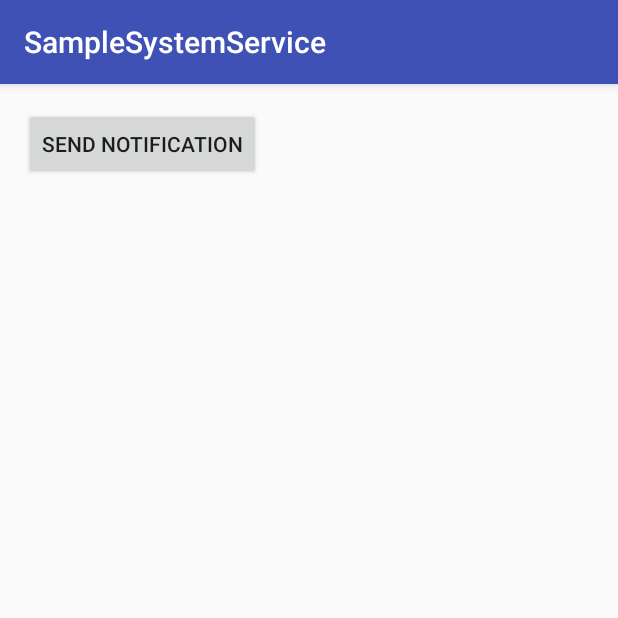
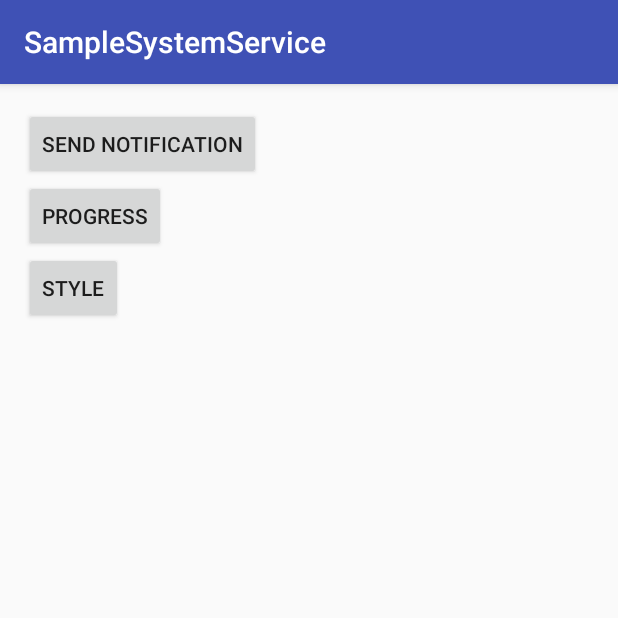
Before and after one commit to dongja94/SampleSystemService_DD2, an Android app: the screen it shows after launch (MainActivity), after a tap on "SEND NOTIFICATION", on a phone screen of 412 x 824 dp, the top half of it. Run offline under Robolectric (Android 15) with nearby library versions, the phone set to English and light mode, and no system bars.

Commit message:
progress, style, action

```diff
--- a/app/src/main/java/com/begentgroup/samplesystemservice/MainActivity.java
+++ b/app/src/main/java/com/begentgroup/samplesystemservice/MainActivity.java
@@ -45,7 +45,72 @@ public class MainActivity extends AppCompatActivity {
                 sendNotification();
             }
         });
+
+        btn = (Button)findViewById(R.id.btn_progress);
+        btn.setOnClickListener(new View.OnClickListener() {
+            @Override
+            public void onClick(View view) {
+                progress = 0;
+                mHandler.post(progressRunnable);
+            }
+        });
+
+        btn = (Button)findViewById(R.id.btn_style);
+        btn.setOnClickListener(new View.OnClickListener() {
+            @Override
+            public void onClick(View view) {
+                sendStyle();
+            }
+        });
     }
+
+    private void sendStyle() {
+        NotificationCompat.Builder builder = new NotificationCompat.Builder(this);
+        builder.setSmallIcon(android.R.drawable.ic_dialog_email);
+        builder.setTicker("download");
+        NotificationCompat.BigTextStyle style = new NotificationCompat.BigTextStyle();
+        style.bigText("An intent to launch instead of posting the notification to the status bar. Only for use with extremely high-priority notifications demanding the user's immediate attention, such as an incoming phone call or alarm clock that the user has explicitly set to a particular time. If this facility is used for something else, please give the user an option to turn it off and use a normal notification, as this can be extremely disruptive.\n" +
+                "\n" +
+                "The system UI may choose to display a heads-up notification, instead of launching this intent, while the user is using the device.");
+        builder.setContentTitle("big text");
+        builder.setStyle(style);
+
+        Intent preIntent = new Intent(this, CancelService.class);
+        PendingIntent pi = PendingIntent.getService(this, 0, preIntent, PendingIntent.FLAG_UPDATE_CURRENT);
+        builder.addAction(android.R.drawable.ic_dialog_alert, "PREV", pi);
+
+        mNM.notify(id, builder.build());
+    }
+
+    private void sendProgress(int progress) {
+        NotificationCompat.Builder builder = new NotificationCompat.Builder(this);
+        builder.setSmallIcon(android.R.drawable.ic_dialog_email);
+        builder.setTicker("download");
+        builder.setContentTitle("file download : " + progress);
+        builder.setProgress(100, progress, false);
+
+        builder.setDefaults(NotificationCompat.DEFAULT_ALL);
+        builder.setOngoing(true);
+        builder.setOnlyAlertOnce(true);
+
+        mNM.notify(PROGRESS_ID, builder.build());
+    }
+
+    private static final int PROGRESS_ID = 100;
+
+    int progress = 0;
+    Runnable progressRunnable = new Runnable() {
+        @Override
+        public void run() {
+            if (progress <= 100) {
+                sendProgress(progress);
+                progress += 10;
+                mHandler.postDelayed(this, 500);
+            } else {
+                mNM.cancel(PROGRESS_ID);
+            }
+        }
+    };
 
     private int id = 0;
     int messageCount = 0;
@@ -57,24 +122,32 @@ public class MainActivity extends AppCompatActivity {
         builder.setContentText("notification test..." + messageCount);
         builder.setWhen(System.currentTimeMillis());
 
+        Intent[] intents = new Intent[2];
+        intents[0] = new Intent(this, MainActivity.class);
+        intents[0].addFlags(Intent.FLAG_ACTIVITY_CLEAR_TASK | Intent.FLAG_ACTIVITY_NEW_TASK);
         Intent intent = new Intent(this, NotifyActivity.class);
         intent.setData(Uri.parse("myscheme://" + getPackageName() + "/" + id));
         intent.putExtra("count", messageCount);
         intent.putExtra("id", id);
-        PendingIntent pi = PendingIntent.getActivity(this, 0, intent,
+        intents[1] = intent;
+        PendingIntent pi = PendingIntent.getActivities(this, 0, intents,
                 PendingIntent.FLAG_UPDATE_CURRENT);
         builder.setContentIntent(pi);
         builder.setDefaults(NotificationCompat.DEFAULT_ALL);
         builder.setAutoCancel(true);
 
         Intent cancelIntent= new Intent(this, CancelService.class);
+        cancelIntent.putExtra("count", messageCount);
         PendingIntent cancelpi = PendingIntent.getService(this, 0, cancelIntent, PendingIntent.FLAG_UPDATE_CURRENT);
         builder.setDeleteIntent(cancelpi);
+
+        Intent fullIntent= new Intent(this, NotifyActivity.class);
+        PendingIntent fpi = PendingIntent.getActivity(this, 0, fullIntent, PendingIntent.FLAG_UPDATE_CURRENT);
+        builder.setFullScreenIntent(fpi, true);
 
         Notification notification = builder.build();
 
         mNM.notify(id, notification);
-        id++;
         messageCount++;
     }
 
--- a/app/src/main/res/layout/activity_main.xml
+++ b/app/src/main/res/layout/activity_main.xml
@@ -18,4 +18,24 @@
         android:layout_alignParentTop="true"
         android:layout_alignParentLeft="true"
         android:layout_alignParentStart="true" />
+
+    <Button
+        style="?android:attr/buttonStyleSmall"
+        android:layout_width="wrap_content"
+        android:layout_height="wrap_content"
+        android:text="progress"
+        android:id="@+id/btn_progress"
+        android:layout_below="@+id/btn_send"
+        android:layout_alignParentLeft="true"
+        android:layout_alignParentStart="true" />
+
+    <Button
+        style="?android:attr/buttonStyleSmall"
+        android:layout_width="wrap_content"
+        android:layout_height="wrap_content"
+        android:text="style"
+        android:id="@+id/btn_style"
+        android:layout_below="@+id/btn_progress"
+        android:layout_alignParentLeft="true"
+        android:layout_alignParentStart="true" />
 </RelativeLayout>
```
